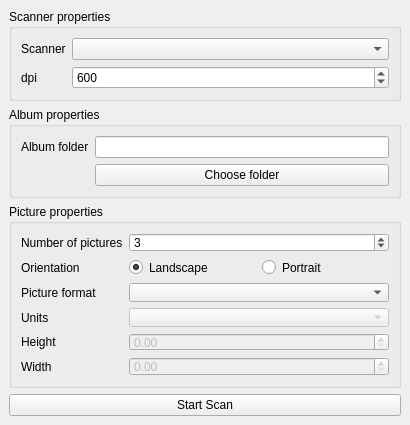
First picture: the form in mainwindow.ui, repository JeremieBourque1/multiPhotoScanner, before the edit.
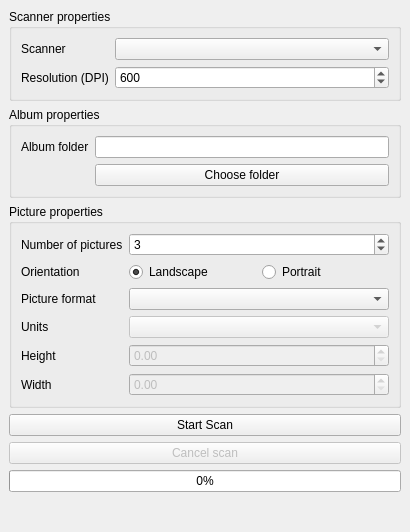
Second picture: the form after the edit.

Commit message: scan thread and progress bar

```diff
--- a/mainwindow.ui
+++ b/mainwindow.ui
@@ -13,7 +13,7 @@
     <x>0</x>
     <y>0</y>
     <width>410</width>
-    <height>425</height>
+    <height>532</height>
    </rect>
   </property>
   <property name="sizePolicy">
@@ -79,7 +79,7 @@
        <item row="1" column="0">
         <widget class="QLabel" name="dpiLabel">
          <property name="text">
-          <string>dpi</string>
+          <string>Resolution (DPI)</string>
          </property>
         </widget>
        </item>
@@ -242,6 +242,39 @@
       </property>
      </widget>
     </item>
+    <item>
+     <widget class="QPushButton" name="cancelScanButton">
+      <property name="enabled">
+       <bool>false</bool>
+      </property>
+      <property name="text">
+       <string>Cancel scan</string>
+      </property>
+     </widget>
+    </item>
+    <item>
+     <widget class="QProgressBar" name="scanProgress">
+      <property name="value">
+       <number>0</number>
+      </property>
+      <property name="textVisible">
+       <bool>true</bool>
+      </property>
+     </widget>
+    </item>
+    <item>
+     <spacer name="verticalSpacer">
+      <property name="orientation">
+       <enum>Qt::Vertical</enum>
+      </property>
+      <property name="sizeHint" stdset="0">
+       <size>
+        <width>20</width>
+        <height>40</height>
+       </size>
+      </property>
+     </spacer>
+    </item>
    </layout>
   </widget>
  </widget>
```
The commit also changes 2 other files.
